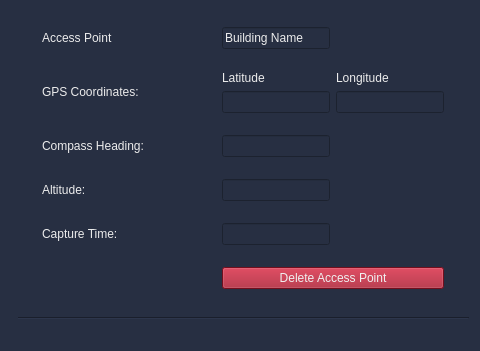
CSUN-SERL/lcar-bot, file src/rqt_gcs/resources/AccessPointStats.ui: the form before one commit; both pictures show x 299 to 779 and y 0 to 351 of the 779 by 351 pixel window.
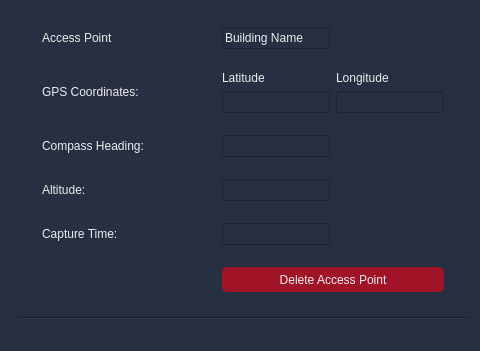
The form after the commit.

The edit to the form file:
```diff
--- a/src/rqt_gcs/resources/AccessPointStats.ui
+++ b/src/rqt_gcs/resources/AccessPointStats.ui
@@ -175,10 +175,25 @@
      </item>
      <item row="5" column="1">
       <widget class="QPushButton" name="deleteAccessPointButton">
+       <property name="enabled">
+        <bool>true</bool>
+       </property>
+       <property name="sizePolicy">
+        <sizepolicy hsizetype="Minimum" vsizetype="Fixed">
+         <horstretch>0</horstretch>
+         <verstretch>0</verstretch>
+        </sizepolicy>
+       </property>
+       <property name="minimumSize">
+        <size>
+         <width>0</width>
+         <height>25</height>
+        </size>
+       </property>
        <property name="styleSheet">
         <string notr="true">background-color: rgb(161, 20, 40);
 color: rgb(240, 240, 240);
-</string>
+border-radius: 5px;</string>
        </property>
        <property name="text">
         <string>Delete Access Point</string>
```
Left out of the diff: 18 changed lines with no effect on the pictures.
